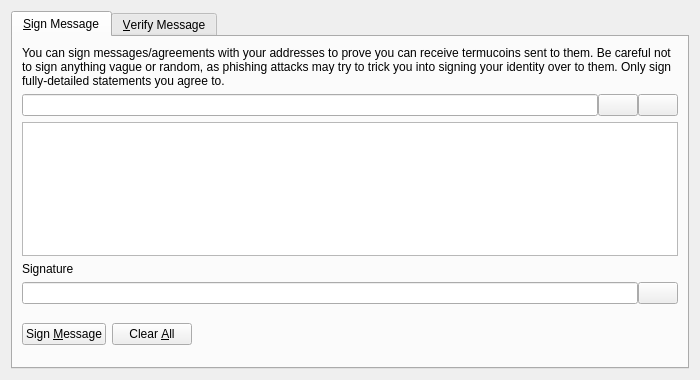
Above: src/qt/forms/signverifymessagedialog.ui from KaitoSawano/repo before the change. Below: the same form after it.
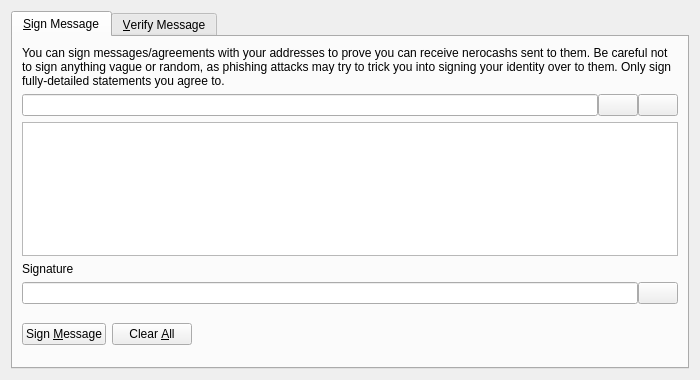
That is the form after the change. Icons and pictures are not drawn. Custom widgets are drawn as their Qt base class.

Diff of the .ui file:
```diff
--- a/src/qt/forms/signverifymessagedialog.ui
+++ b/src/qt/forms/signverifymessagedialog.ui
@@ -30,7 +30,7 @@
        <item>
         <widget class="QLabel" name="infoLabel_SM">
          <property name="text">
-          <string>You can sign messages/agreements with your addresses to prove you can receive termucoins sent to them. Be careful not to sign anything vague or random, as phishing attacks may try to trick you into signing your identity over to them. Only sign fully-detailed statements you agree to.</string>
+          <string>You can sign messages/agreements with your addresses to prove you can receive nerocashs sent to them. Be careful not to sign anything vague or random, as phishing attacks may try to trick you into signing your identity over to them. Only sign fully-detailed statements you agree to.</string>
          </property>
          <property name="textFormat">
           <enum>Qt::PlainText</enum>
```
Left out of the diff: 8 changed lines with no effect on the pictures.
